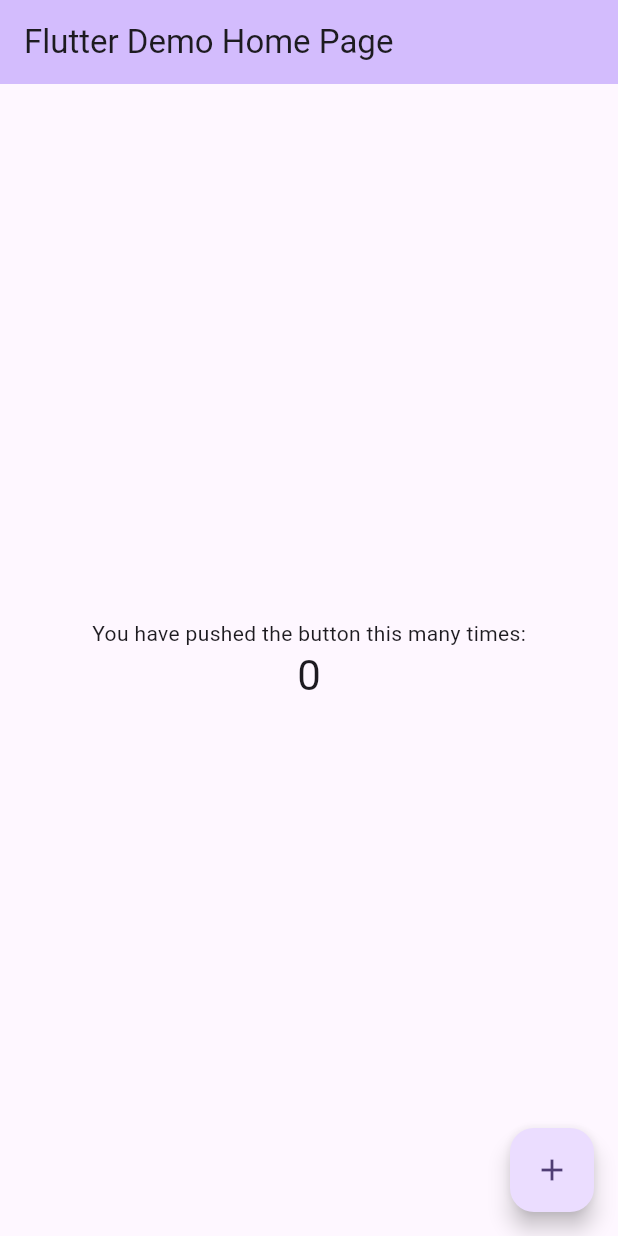
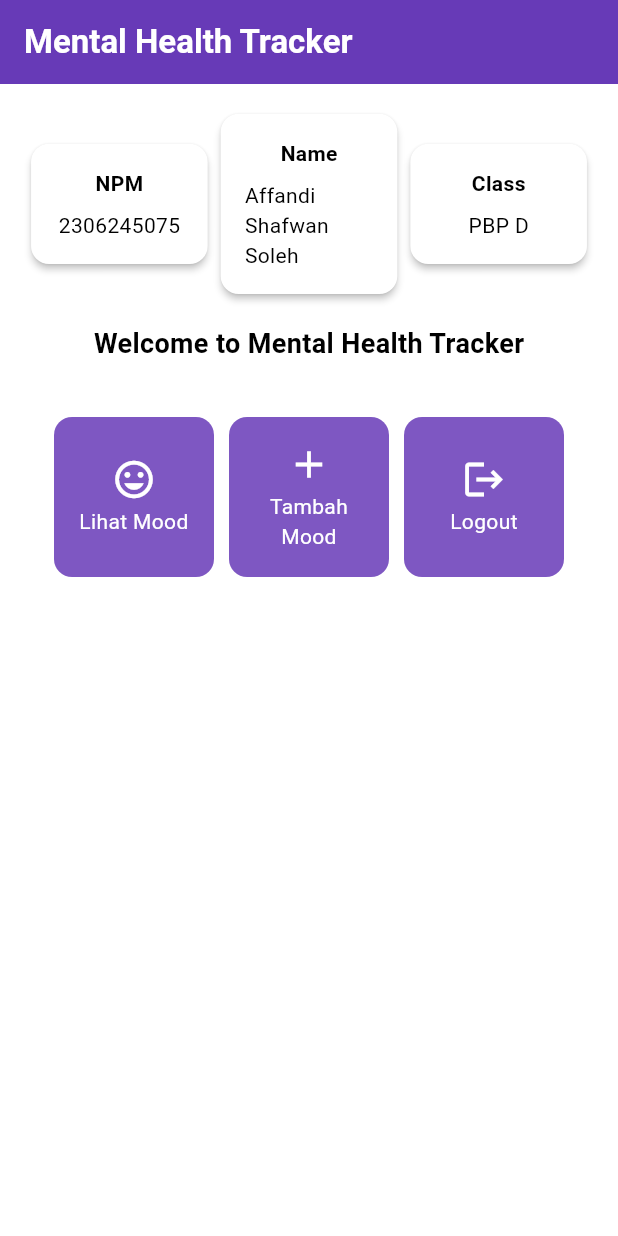
Before and after one commit to Affandi21/mental-health-tracker-mobile, a Flutter app: the screen it shows after launch, on a phone screen of 412 x 824 dp. Run offline on Flutter 3.47's test engine with Material 3 defaults, Android fonts, the phone set to English and light mode, and no system bars.

Commit message:
Tutorial 6 done

```diff
--- a/lib/main.dart
+++ b/lib/main.dart
@@ -1,4 +1,5 @@
 import 'package:flutter/material.dart';
+import 'package:mental_health_tracker/menu.dart'; // Import MyHomePage dari menu.dart
 
 void main() {
   runApp(const MyApp());
@@ -7,119 +8,17 @@ void main() {
 class MyApp extends StatelessWidget {
   const MyApp({super.key});
 
-  // This widget is the root of your application.
   @override
   Widget build(BuildContext context) {
     return MaterialApp(
       title: 'Flutter Demo',
       theme: ThemeData(
-        // This is the theme of your application.
-        //
-        // TRY THIS: Try running your application with "flutter run". You'll see
-        // the application has a purple toolbar. Then, without quitting the app,
-        // try changing the seedColor in the colorScheme below to Colors.green
-        // and then invoke "hot reload" (save your changes or press the "hot
-        // reload" button in a Flutter-supported IDE, or press "r" if you used
-        // the command line to start the app).
-        //
-        // Notice that the counter didn't reset back to zero; the application
-        // state is not lost during the reload. To reset the state, use hot
-        // restart instead.
-        //
-        // This works for code too, not just values: Most code changes can be
-        // tested with just a hot reload.
-        colorScheme: ColorScheme.fromSeed(seedColor: Colors.deepPurple),
+        colorScheme: ColorScheme.fromSwatch(
+          primarySwatch: Colors.deepPurple,
+        ).copyWith(secondary: Colors.deepPurple[400]),
         useMaterial3: true,
       ),
-      home: const MyHomePage(title: 'Flutter Demo Home Page'),
+      home: MyHomePage(), // Memanggil MyHomePage dari menu.dart
     );
   }
 }
-
-class MyHomePage extends StatefulWidget {
-  const MyHomePage({super.key, required this.title});
-
-  // This widget is the home page of your application. It is stateful, meaning
-  // that it has a State object (defined below) that contains fields that affect
-  // how it looks.
-
-  // This class is the configuration for the state. It holds the values (in this
-  // case the title) provided by the parent (in this case the App widget) and
-  // used by the build method of the State. Fields in a Widget subclass are
-  // always marked "final".
-
-  final String title;
-
-  @override
-  State<MyHomePage> createState() => _MyHomePageState();
-}
-
-class _MyHomePageState extends State<MyHomePage> {
-  int _counter = 0;
-
-  void _incrementCounter() {
-    setState(() {
-      // This call to setState tells the Flutter framework that something has
-      // changed in this State, which causes it to rerun the build method below
-      // so that the display can reflect the updated values. If we changed
-      // _counter without calling setState(), then the build method would not be
-      // called again, and so nothing would appear to happen.
-      _counter++;
-    });
-  }
-
-  @override
-  Widget build(BuildContext context) {
-    // This method is rerun every time setState is called, for instance as done
-    // by the _incrementCounter method above.
-    //
-    // The Flutter framework has been optimized to make rerunning build methods
-    // fast, so that you can just rebuild anything that needs updating rather
-    // than having to individually change instances of widgets.
-    return Scaffold(
-      appBar: AppBar(
-        // TRY THIS: Try changing the color here to a specific color (to
-        // Colors.amber, perhaps?) and trigger a hot reload to see the AppBar
-        // change color while the other colors stay the same.
-        backgroundColor: Theme.of(context).colorScheme.inversePrimary,
-        // Here we take the value from the MyHomePage object that was created by
-        // the App.build method, and use it to set our appbar title.
-        title: Text(widget.title),
-      ),
-      body: Center(
-        // Center is a layout widget. It takes a single child and positions it
-        // in the middle of the parent.
-        child: Column(
-          // Column is also a layout widget. It takes a list of children and
-          // arranges them vertically. By default, it sizes itself to fit its
-          // children horizontally, and tries to be as tall as its parent.
-          //
-          // Column has various properties to control how it sizes itself and
-          // how it positions its children. Here we use mainAxisAlignment to
-          // center the children vertically; the main axis here is the vertical
-          // axis because Columns are vertical (the cross axis would be
-          // horizontal).
-          //
-          // TRY THIS: Invoke "debug painting" (choose the "Toggle Debug Paint"
-          // action in the IDE, or press "p" in the console), to see the
-          // wireframe for each widget.
-          mainAxisAlignment: MainAxisAlignment.center,
-          children: <Widget>[
-            const Text(
-              'You have pushed the button this many times:',
-            ),
-            Text(
-              '$_counter',
-              style: Theme.of(context).textTheme.headlineMedium,
-            ),
-          ],
-        ),
-      ),
-      floatingActionButton: FloatingActionButton(
-        onPressed: _incrementCounter,
-        tooltip: 'Increment',
-        child: const Icon(Icons.add),
-      ), // This trailing comma makes auto-formatting nicer for build methods.
-    );
-  }
-}
--- /dev/null
+++ b/lib/menu.dart
@@ -0,0 +1,148 @@
+import 'package:flutter/material.dart';
+
+class MyHomePage extends StatelessWidget {
+  final String npm = '2306245075'; // NPM
+  final String name = 'Affandi Shafwan Soleh'; // Nama
+  final String className = 'PBP D'; // Kelas
+  final List<ItemHomepage> items = [
+    ItemHomepage("Lihat Mood", Icons.mood),
+    ItemHomepage("Tambah Mood", Icons.add),
+    ItemHomepage("Logout", Icons.logout),
+  ];
+
+  MyHomePage({super.key});
+
+  @override
+  Widget build(BuildContext context) {
+    return Scaffold(
+      appBar: AppBar(
+        title: const Text(
+          'Mental Health Tracker',
+          style: TextStyle(
+            color: Colors.white,
+            fontWeight: FontWeight.bold,
+          ),
+        ),
+        backgroundColor: Theme.of(context).colorScheme.primary,
+      ),
+      body: Padding(
+        padding: const EdgeInsets.all(16.0),
+        child: Column(
+          crossAxisAlignment: CrossAxisAlignment.center,
+          children: [
+            Row(
+              mainAxisAlignment: MainAxisAlignment.spaceEvenly,
+              children: [
+                InfoCard(title: 'NPM', content: npm),
+                InfoCard(title: 'Name', content: name),
+                InfoCard(title: 'Class', content: className),
+              ],
+            ),
+            const SizedBox(height: 16.0),
+            const Text(
+              'Welcome to Mental Health Tracker',
+              style: TextStyle(
+                fontWeight: FontWeight.bold,
+                fontSize: 18.0,
+              ),
+            ),
+            const SizedBox(height: 16.0),
+            // Membungkus GridView dengan Expanded agar tombol muncul dengan benar
+            Expanded(
+              child: GridView.count(
+                primary: true,
+                padding: const EdgeInsets.all(20),
+                crossAxisSpacing: 10,
+                mainAxisSpacing: 10,
+                crossAxisCount: 3,
+                children: items.map((ItemHomepage item) {
+                  return ItemCard(item);
+                }).toList(),
+              ),
+            ),
+          ],
+        ),
+      ),
+    );
+  }
+}
+
+class InfoCard extends StatelessWidget {
+  final String title;
+  final String content;
+
+  const InfoCard({super.key, required this.title, required this.content});
+
+  @override
+  Widget build(BuildContext context) {
+    return Card(
+      elevation: 2.0,
+      child: Container(
+        width: MediaQuery.of(context).size.width / 3.5,
+        padding: const EdgeInsets.all(16.0),
+        child: Column(
+          mainAxisSize: MainAxisSize.min,
+          children: [
+            Text(
+              title,
+              style: const TextStyle(fontWeight: FontWeight.bold),
+            ),
+            const SizedBox(height: 8.0),
+            Text(content),
+          ],
+        ),
+      ),
+    );
+  }
+}
+
+class ItemHomepage {
+  final String name;
+  final IconData icon;
+
+  ItemHomepage(this.name, this.icon);
+}
+
+class ItemCard extends StatelessWidget {
+  final ItemHomepage item;
+
+  const ItemCard(this.item, {super.key});
+
+  @override
+  Widget build(BuildContext context) {
+    return Material(
+      color: Theme.of(context).colorScheme.secondary,
+      borderRadius: BorderRadius.circular(12),
+      child: InkWell(
+        onTap: () {
+          ScaffoldMessenger.of(context)
+            ..hideCurrentSnackBar()
+            ..showSnackBar(
+              SnackBar(content: Text("Kamu telah menekan tombol ${item.name}!"))
+            );
+        },
+        child: Container(
+          padding: const EdgeInsets.all(8),
+          child: Center(
+            child: Column(
+              mainAxisAlignment: MainAxisAlignment.center,
+              children: [
+                Icon(
+                  item.icon,
+                  color: Colors.white,
+                  size: 30.0,
+                ),
+                const SizedBox(height: 3),
+                Text(
+                  item.name,
+                  textAlign: TextAlign.center,
+                  style: const TextStyle(color: Colors.white),
+                ),
+              ],
+            ),
+          ),
+        ),
+      ),
+    );
+  }
+}
```
